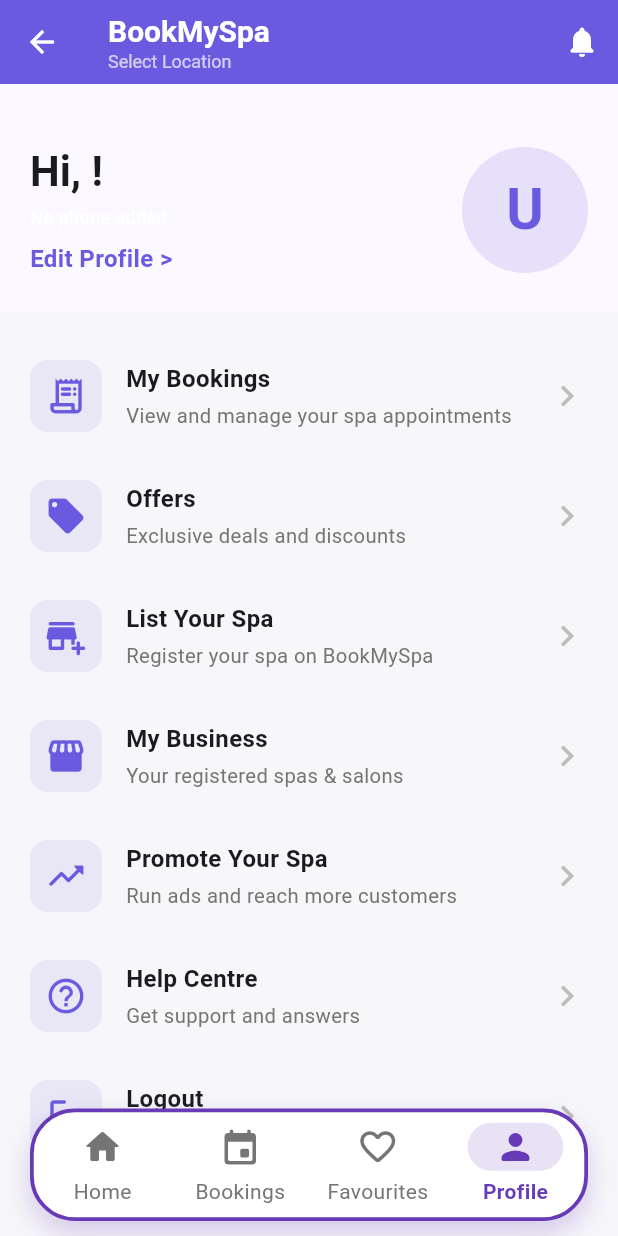
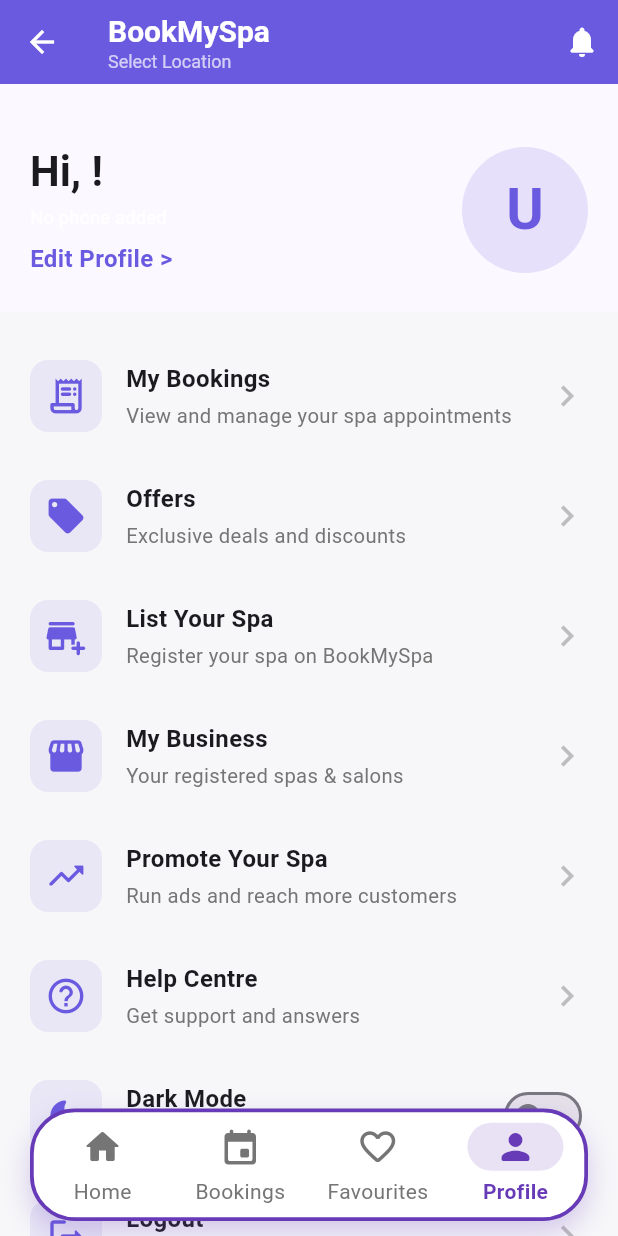
Before and after one commit to avrsoftdev/bookmyspa, a Flutter app: the HomePage screen opened by its route, item 4 of the bottom bar chosen, on a phone screen of 412 x 824 dp. Run offline on Flutter 3.47's test engine with Material 3 defaults, Android fonts, the phone set to English and light mode, and no system bars; our stand-ins replace cloud_firestore, equatable, firebase_auth, firebase_core, firebase_storage, flutter_bloc and 6 more; missing offline and left inert: firebase_app_check; accounts and stored records are empty.

Commit message:
Theme Toggle Button

```diff
--- /dev/null
+++ b/lib/src/core/theme/theme_cubit.dart
@@ -0,0 +1,20 @@
+import 'package:flutter/material.dart';
+import 'package:flutter_bloc/flutter_bloc.dart';
+import 'package:shared_preferences/shared_preferences.dart';
+
+class ThemeCubit extends Cubit<ThemeMode> {
+  final SharedPreferences prefs;
+  static const _key = 'isDarkTheme';
+
+  ThemeCubit(this.prefs) : super(ThemeMode.light);
+
+  Future<void> load() async {
+    final isDark = prefs.getBool(_key) ?? false;
+    emit(isDark ? ThemeMode.dark : ThemeMode.light);
+  }
+
+  Future<void> setDark(bool isDark) async {
+    await prefs.setBool(_key, isDark);
+    emit(isDark ? ThemeMode.dark : ThemeMode.light);
+  }
+}
--- a/lib/src/features/profile/presentation/pages/profile_screen.dart
+++ b/lib/src/features/profile/presentation/pages/profile_screen.dart
@@ -9,6 +9,8 @@
 import '../../../auth/presentation/controllers/auth_controller.dart';
 import 'package:url_launcher/url_launcher.dart';
 import '../../../../../utils/constants/image.dart';
+import 'package:flutter_bloc/flutter_bloc.dart';
+import '../../../../core/theme/theme_cubit.dart';
 
 class ProfileScreen extends StatelessWidget {
   const ProfileScreen({super.key});
@@ -229,6 +231,7 @@
                     subtitle: 'Get support and answers',
                     onTap: () {},
                   ),
+                  _buildThemeToggle(context),
                   _buildMenuItem(
                     context,
                     icon: Icons.logout_rounded,
@@ -308,6 +311,56 @@
     );
   }
 
+  Widget _buildThemeToggle(BuildContext context) {
+    return BlocBuilder<ThemeCubit, ThemeMode>(
+      builder: (context, mode) {
+        final isDark = mode == ThemeMode.dark;
+        return Container(
+          width: double.infinity,
+          padding: const EdgeInsets.symmetric(horizontal: 20, vertical: 16),
+          child: Row(
+            children: [
+              Container(
+                padding: const EdgeInsets.all(10),
+                decoration: BoxDecoration(
+                  color: AppColors.primary.withOpacity(0.1),
+                  borderRadius: BorderRadius.circular(12),
+                ),
+                child: Icon(Icons.dark_mode_rounded, color: AppColors.primary, size: 28),
+              ),
+              const SizedBox(width: 16),
+              Expanded(
+                child: Column(
+                  crossAxisAlignment: CrossAxisAlignment.start,
+                  children: const [
+                    Text(
+                      'Dark Mode',
+                      style: TextStyle(
+                        fontSize: 16,
+                        fontWeight: FontWeight.w600,
+                      ),
+                    ),
+                    SizedBox(height: 4),
+                    Text(
+                      'Toggle app appearance',
+                      style: TextStyle(fontSize: 13.5),
+                    ),
+                  ],
+                ),
+              ),
+              Switch(
+                value: isDark,
+                onChanged: (val) {
+                  context.read<ThemeCubit>().setDark(val);
+                },
+              ),
+            ],
+          ),
+        );
+      },
+    );
+  }
+
   Widget _buildMenuItem(
     BuildContext context, {
     required IconData icon,
```
Also changed, not shown: lib/src/app.dart (+15 -4 lines), lib/src/core/di/di.dart (+8 -0 lines).
